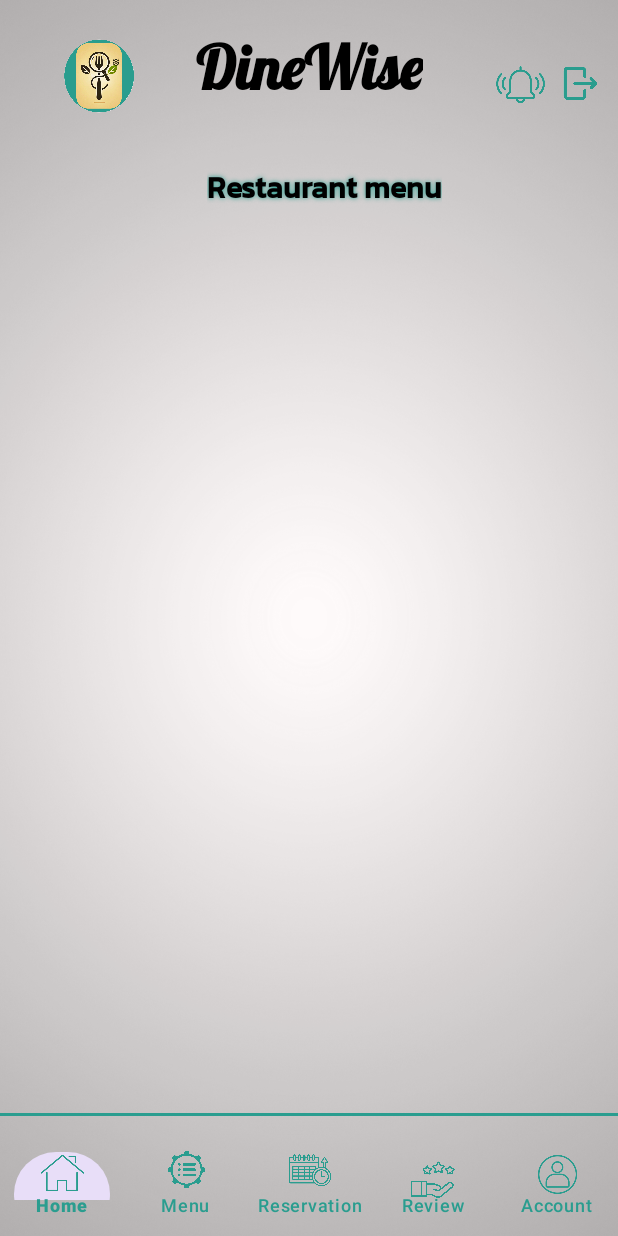
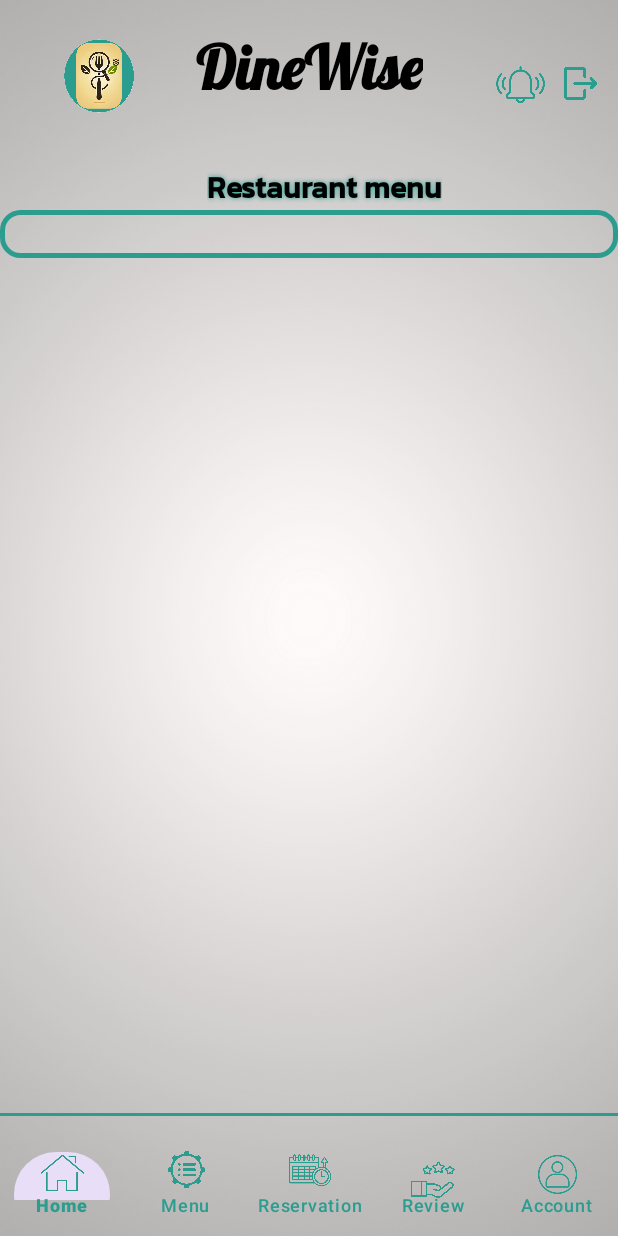
Before and after one commit to MigoCP/DineWise, an Android app: the OwnerMenuPage screen opened directly, with no data from a screen before it, on a phone screen of 412 x 824 dp. Run offline under Robolectric (Android 15) with nearby library versions, the phone set to English and light mode, and no system bars.

Commit message:
Worked on the UI and java class of restaurant homepage but the rating is not working well. Started working on the menu page UI of the owner restaurant

```diff
--- a/app/src/main/java/com/example/finalproject/views/owner/OwnerMenuPage.java
+++ b/app/src/main/java/com/example/finalproject/views/owner/OwnerMenuPage.java
@@ -2,6 +2,7 @@ package com.example.finalproject.views.owner;
 
 import android.content.Intent;
 import android.os.Bundle;
+import android.widget.LinearLayout;
 
 import androidx.activity.EdgeToEdge;
 import androidx.appcompat.app.AppCompatActivity;
@@ -10,10 +11,13 @@ import androidx.core.view.ViewCompat;
 import androidx.core.view.WindowInsetsCompat;
 
 import com.example.finalproject.R;
+import com.example.finalproject.database.Database;
 import com.google.android.material.bottomnavigation.BottomNavigationView;
 
 public class OwnerMenuPage extends AppCompatActivity {
 
+    private Database database;
+    private LinearLayout menuContainer;
     private BottomNavigationView bottomNavigationView;
 
     @Override
--- a/app/src/main/res/layout/activity_owner_menu_page.xml
+++ b/app/src/main/res/layout/activity_owner_menu_page.xml
@@ -87,6 +87,26 @@
         />
 
 
+    <!-- Scrollable Menu Section -->
+    <androidx.core.widget.NestedScrollView
+        android:layout_width="match_parent"
+        android:layout_height="0dp"
+        app:layout_constraintTop_toBottomOf="@id/tvTitleMenu"
+        app:layout_constraintBottom_toTopOf="bottom_navigation"
+        app:layout_constraintStart_toStartOf="parent"
+        app:layout_constraintEnd_toEndOf="parent"
+        android:padding="16dp"
+        android:background="@drawable/card_background">
+
+        <!-- Menu Items Container -->
+        <LinearLayout
+            android:id="@+id/menuContainer"
+            android:layout_width="match_parent"
+            android:layout_height="wrap_content"
+            android:orientation="vertical"
+            android:background="@drawable/card_background"
+            />
+    </androidx.core.widget.NestedScrollView>
     <View
         android:layout_width="0dp"
         android:layout_height="2dp"
--- a/app/src/main/res/layout/activity_owner_restaurant_page.xml
+++ b/app/src/main/res/layout/activity_owner_restaurant_page.xml
@@ -292,7 +292,7 @@
         app:layout_constraintBottom_toBottomOf="@+id/imContact"
         app:layout_constraintStart_toEndOf="@+id/imContact"
         app:layout_constraintTop_toTopOf="@+id/imContact"
-        android:layout_marginLeft="20dp"
+        android:layout_marginLeft="10dp"
         />
 
     <View
```
Also changed, not shown: app/src/main/java/com/example/finalproject/views/client/ClientHomePage.java (+0 -8 lines), app/src/main/java/com/example/finalproject/views/owner/OwnerRestaurantPage.java (+64 -2 lines), app/src/main/java/com/example/finalproject/views/owner/OwnerTabViewAccount.java (+7 -7 lines), app/src/main/res/layout/activity_client_home_page.xml (+0 -14 lines).
